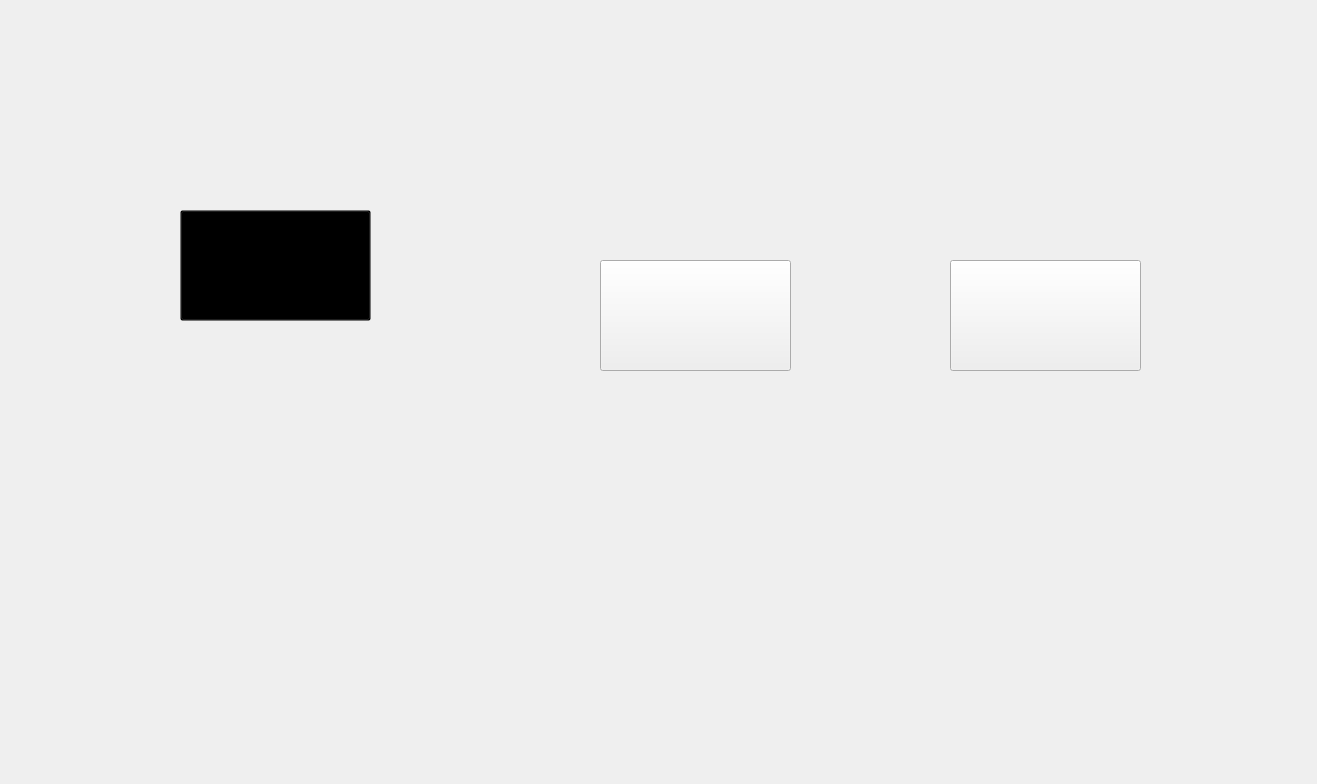
codingburgas/school-project-assignment-ets, file src/blueprintwidget.ui: the form before one commit.
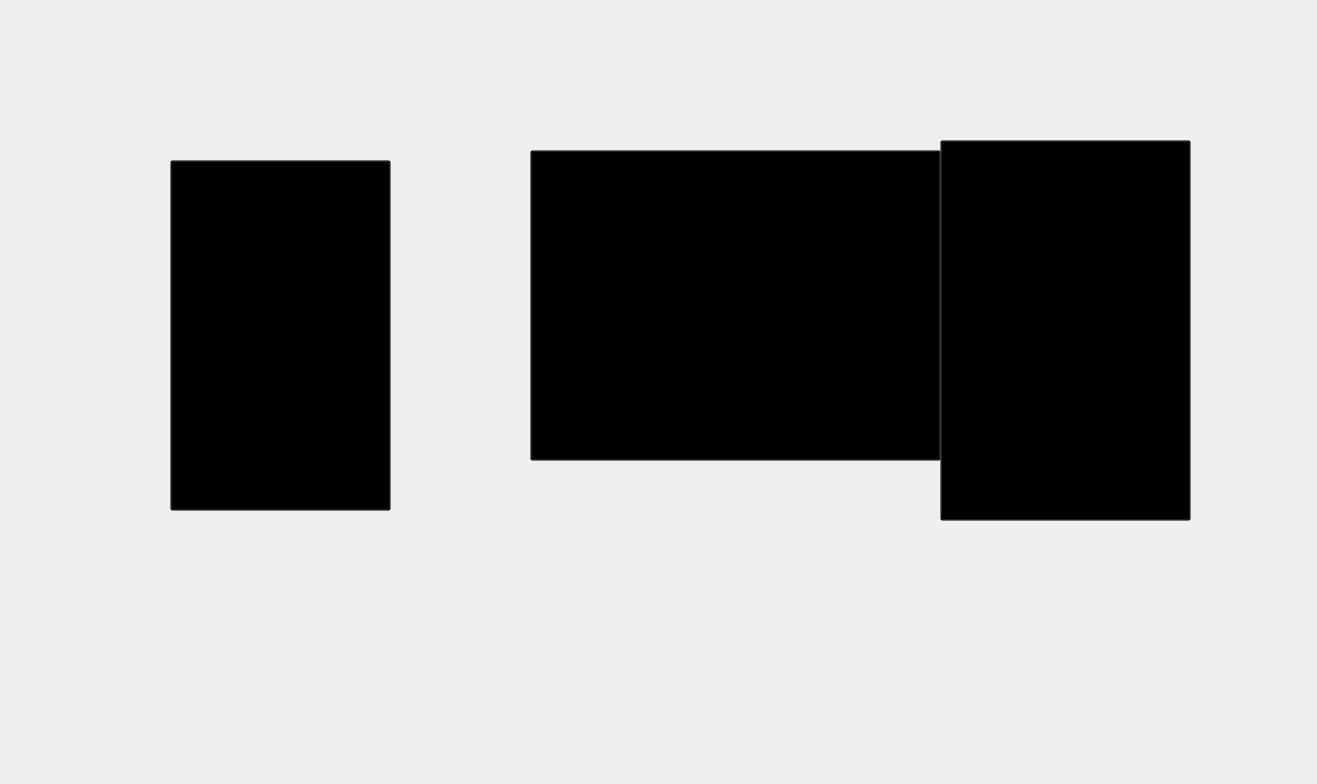
The form after the commit.

Diff of the .ui file:
```diff
--- a/src/blueprintwidget.ui
+++ b/src/blueprintwidget.ui
@@ -34,10 +34,10 @@
   <widget class="QPushButton" name="pushButton">
    <property name="geometry">
     <rect>
-     <x>180</x>
-     <y>210</y>
-     <width>191</width>
-     <height>111</height>
+     <x>170</x>
+     <y>160</y>
+     <width>221</width>
+     <height>351</height>
     </rect>
    </property>
    <property name="styleSheet">
@@ -50,12 +50,15 @@
   <widget class="QPushButton" name="adminButton">
    <property name="geometry">
     <rect>
-     <x>600</x>
-     <y>260</y>
-     <width>191</width>
-     <height>111</height>
+     <x>530</x>
+     <y>150</y>
+     <width>411</width>
+     <height>311</height>
     </rect>
    </property>
+   <property name="styleSheet">
+    <string notr="true">background-color: transparent;</string>
+   </property>
    <property name="text">
     <string/>
    </property>
@@ -63,50 +66,14 @@
   <widget class="QPushButton" name="chatButton">
    <property name="geometry">
     <rect>
-     <x>950</x>
-     <y>260</y>
-     <width>191</width>
-     <height>111</height>
+     <x>940</x>
+     <y>140</y>
+     <width>251</width>
+     <height>381</height>
     </rect>
    </property>
-   <property name="text">
-    <string/>
-   </property>
-  </widget>
-  <widget class="QLabel" name="coursePic">
-   <property name="geometry">
-    <rect>
-     <x>230</x>
-     <y>230</y>
-     <width>91</width>
-     <height>71</height>
-    </rect>
-   </property>
-   <property name="text">
-    <string/>
-   </property>
-  </widget>
-  <widget class="QLabel" name="adminPic">
-   <property name="geometry">
-    <rect>
-     <x>650</x>
-     <y>280</y>
-     <width>91</width>
-     <height>71</height>
-    </rect>
-   </property>
-   <property name="text">
-    <string/>
-   </property>
-  </widget>
-  <widget class="QLabel" name="chatPic">
-   <property name="geometry">
-    <rect>
-     <x>1020</x>
-     <y>280</y>
-     <width>91</width>
-     <height>71</height>
-    </rect>
+   <property name="styleSheet">
+    <string notr="true">background-color: transparent;</string>
    </property>
    <property name="text">
     <string/>
```
